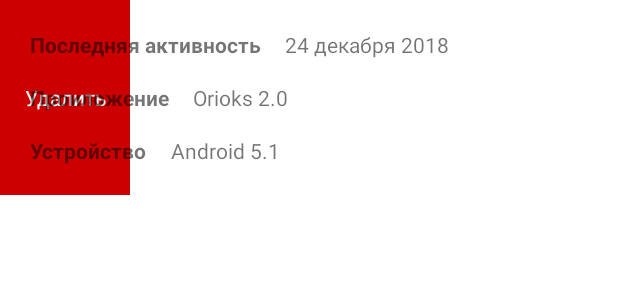
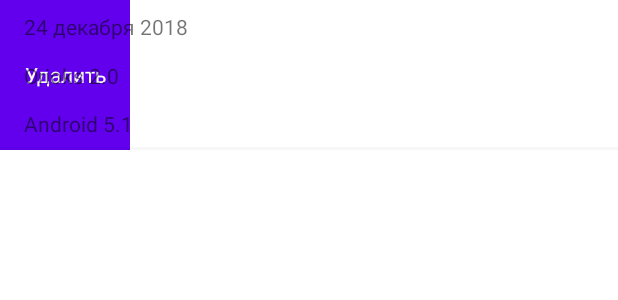
Before and after one commit to slowfarm/Orioks, an Android app: the layout list_item_security.xml on its own in the app's theme, with its tools: preview values and no code run, on a phone screen of 412 x 824 dp. Shown: the top 300 px of the screen. Run offline under Robolectric (Android 15) with nearby library versions, the phone set to English and light mode, and no system bars; plain views replace SwipeRevealLayout; network calls fail.

Commit message:
initial commit

```diff
--- a/app/src/main/java/ru/eva/oriokslive/ui/adapter/GroupAdapter.kt
+++ b/app/src/main/java/ru/eva/oriokslive/ui/adapter/GroupAdapter.kt
@@ -48,7 +48,7 @@ class GroupViewHolder(private val binding: ListItemGroupBinding) :
     ) {
         binderHelper.bind(binding.swipeRevealLayout, item)
         binding.tvGroup.text = item
-        binding.frontLayout.setOnClickListener { itemClickListener.invoke(item) }
+        binding.clFront.setOnClickListener { itemClickListener.invoke(item) }
         binding.add.setOnClickListener {
             addListener.invoke(item)
             binding.swipeRevealLayout.close(true)
--- a/app/src/main/java/ru/eva/oriokslive/ui/adapter/SecurityFragmentAdapter.kt
+++ b/app/src/main/java/ru/eva/oriokslive/ui/adapter/SecurityFragmentAdapter.kt
@@ -39,7 +39,7 @@ class SecurityViewHolder(private val binding: ListItemSecurityBinding) :
         binderHelper.bind(binding.swipeLayout, item.token)
         binding.tvApplication.text = item.application
         binding.tvDevice.text = item.device
-        binding.clDevice.visibility = if (item.containDevice) View.VISIBLE else View.GONE
+        binding.tvDevice.visibility = if (item.containDevice) View.VISIBLE else View.GONE
         binding.tvDate.text = item.lastUsed
         binding.flDelete.setOnClickListener {
             listener.invoke(item.token, adapterPosition)
--- a/app/src/main/res/layout/list_item_security.xml
+++ b/app/src/main/res/layout/list_item_security.xml
@@ -12,14 +12,13 @@
     <FrameLayout
         android:id="@+id/flDelete"
         android:layout_width="wrap_content"
-        android:layout_height="match_parent"
-        android:background="#ffcc0000">
+        android:layout_height="match_parent">
 
         <TextView
             android:layout_width="wrap_content"
-            android:layout_height="match_parent"
+            android:layout_height="100dp"
             android:layout_gravity="center"
-            android:background="@android:color/holo_red_dark"
+            android:background="?attr/colorPrimary"
             android:gravity="center"
             android:paddingLeft="16dp"
             android:paddingRight="16dp"
@@ -28,89 +27,49 @@
     </FrameLayout>
 
     <androidx.constraintlayout.widget.ConstraintLayout
-        android:id="@+id/front_layout"
+        android:id="@+id/clFront"
         android:layout_width="match_parent"
-        android:layout_height="match_parent"
-        android:gravity="center_vertical"
-        android:orientation="vertical"
-        android:padding="4dp">
-
-        <TextView
-            android:id="@+id/textView10"
-            android:layout_width="wrap_content"
-            android:layout_height="wrap_content"
-            android:layout_marginStart="16dp"
-            android:layout_marginTop="16dp"
-            android:text="@string/last_activity"
-            android:textStyle="bold"
-            app:layout_constraintStart_toStartOf="parent"
-            app:layout_constraintTop_toTopOf="parent" />
+        android:layout_height="100dp">
 
         <TextView
             android:id="@+id/tvDate"
             android:layout_width="0dp"
             android:layout_height="wrap_content"
             android:layout_marginStart="16dp"
+            android:layout_marginTop="8dp"
             android:layout_marginEnd="16dp"
-            android:layout_weight="1"
             app:layout_constraintEnd_toEndOf="parent"
-            app:layout_constraintStart_toEndOf="@+id/textView10"
-            app:layout_constraintTop_toTopOf="@+id/textView10"
+            app:layout_constraintStart_toStartOf="parent"
+            app:layout_constraintTop_toTopOf="parent"
             tools:text="24 декабря 2018" />
-
-        <TextView
-            android:id="@+id/textView11"
-            android:layout_width="wrap_content"
-            android:layout_height="wrap_content"
-            android:layout_marginTop="16dp"
-            android:text="@string/app"
-            android:textStyle="bold"
-            app:layout_constraintStart_toStartOf="@+id/textView10"
-            app:layout_constraintTop_toBottomOf="@+id/textView10" />
 
         <TextView
             android:id="@+id/tvApplication"
             android:layout_width="0dp"
             android:layout_height="wrap_content"
-            android:layout_marginStart="16dp"
-            android:layout_weight="1"
+            app:layout_constraintBottom_toTopOf="@+id/tvDevice"
             app:layout_constraintEnd_toEndOf="@+id/tvDate"
-            app:layout_constraintStart_toEndOf="@+id/textView11"
-            app:layout_constraintTop_toTopOf="@+id/textView11"
+            app:layout_constraintStart_toStartOf="@+id/tvDate"
+            app:layout_constraintTop_toBottomOf="@+id/tvDate"
             tools:text="Orioks 2.0" />
 
-        <androidx.constraintlayout.widget.ConstraintLayout
-            android:id="@+id/clDevice"
+        <TextView
+            android:id="@+id/tvDevice"
             android:layout_width="0dp"
             android:layout_height="wrap_content"
-            android:layout_marginTop="16dp"
-            android:layout_marginBottom="16dp"
+            android:layout_marginBottom="8dp"
+            app:layout_constraintBottom_toBottomOf="@+id/bottomView"
+            app:layout_constraintEnd_toEndOf="@+id/tvApplication"
+            app:layout_constraintStart_toStartOf="@+id/tvDate"
+            tools:text="Android 5.1" />
+
+        <View
+            android:id="@+id/bottomView"
+            android:layout_width="0dp"
+            android:layout_height="2dp"
+            android:background="@color/colorTrack"
             app:layout_constraintBottom_toBottomOf="parent"
-            app:layout_constraintEnd_toEndOf="@+id/tvDate"
-            app:layout_constraintStart_toStartOf="@+id/textView10"
-            app:layout_constraintTop_toBottomOf="@+id/textView11">
-
-            <TextView
-                android:id="@+id/textView12"
-                android:layout_width="wrap_content"
-                android:layout_height="wrap_content"
-                android:text="@string/device"
-                android:textStyle="bold"
-                app:layout_constraintBottom_toBottomOf="parent"
-                app:layout_constraintStart_toStartOf="parent"
-                app:layout_constraintTop_toTopOf="parent" />
-
-            <TextView
-                android:id="@+id/tvDevice"
-                android:layout_width="0dp"
-                android:layout_height="wrap_content"
-                android:layout_marginStart="16dp"
-                android:layout_weight="1"
-                app:layout_constraintEnd_toEndOf="parent"
-                app:layout_constraintStart_toEndOf="@+id/textView12"
-                app:layout_constraintTop_toTopOf="@+id/textView12"
-                tools:text="Android 5.1" />
-
-        </androidx.constraintlayout.widget.ConstraintLayout>
+            app:layout_constraintEnd_toEndOf="parent"
+            app:layout_constraintStart_toStartOf="parent" />
     </androidx.constraintlayout.widget.ConstraintLayout>
 </com.chauthai.swipereveallayout.SwipeRevealLayout>
--- a/app/src/main/res/values/strings.xml
+++ b/app/src/main/res/values/strings.xml
@@ -58,9 +58,9 @@
     <string name="nav_header_subtitle">android.studio@android.com</string>
     <string name="nav_header_desc">Navigation header</string>
     <string name="action_settings">Settings</string>
-    <string name="last_activity">Последняя активность</string>
-    <string name="device">Устройство</string>
-    <string name="app">Проиложение</string>
+    <string name="last_activity">Последняя активность: %s</string>
+    <string name="device">Устройство: %s</string>
+    <string name="app">Проиложение: %s</string>
     <string name="security">Безопасность</string>
     <string name="date_not_assigned">Не назначена</string>
     <string name="teacher_not_assigned">Не назначен</string>
```
Also changed, not shown: app/src/main/java/ru/eva/oriokslive/utils/Mapper.kt (+14 -24 lines), app/src/main/res/layout/list_item_group.xml (+28 -25 lines).
